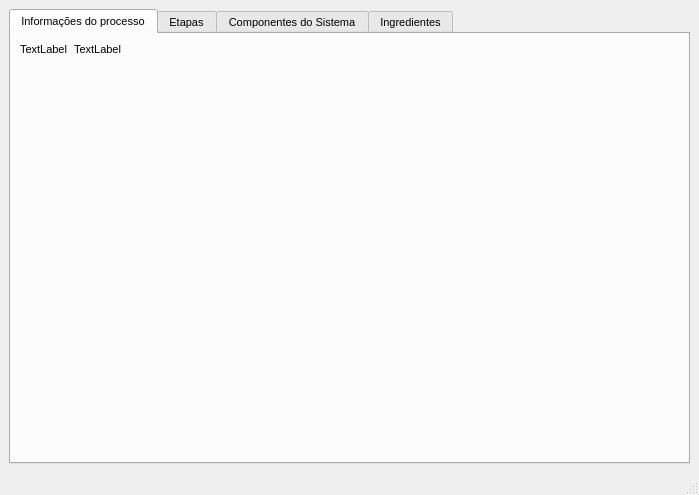
This is mainwindow.ui in cristhianwb/BebumBrew as Qt 5 draws it before an edit. The edited form follows.
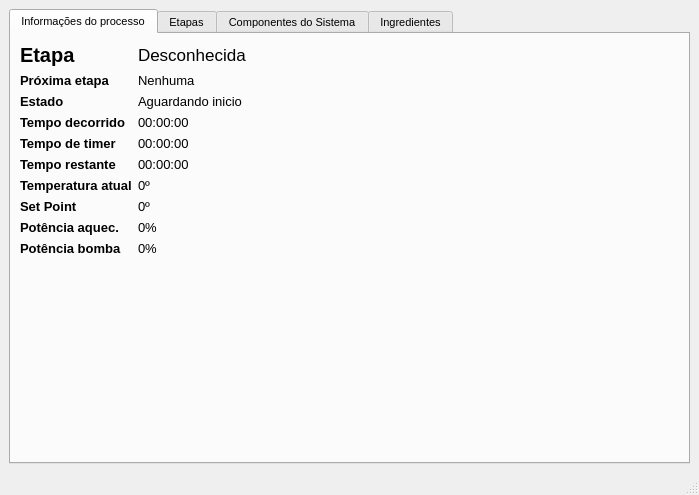
This is the edited form. The open tabs and pages were chosen to show the change. Icons and pictures are not drawn.

Commit message: Criada tela de status do processo

Diff of the .ui file:
```diff
--- a/mainwindow.ui
+++ b/mainwindow.ui
@@ -23,13 +23,31 @@
    <layout class="QVBoxLayout" name="verticalLayout_2">
     <item>
      <widget class="QTabWidget" name="tabWidget">
+      <property name="enabled">
+       <bool>true</bool>
+      </property>
       <property name="font">
        <font>
         <pointsize>8</pointsize>
        </font>
       </property>
+      <property name="tabShape">
+       <enum>QTabWidget::Rounded</enum>
+      </property>
       <property name="currentIndex">
-       <number>0</number>
+       <number>1</number>
+      </property>
+      <property name="elideMode">
+       <enum>Qt::ElideNone</enum>
+      </property>
+      <property name="documentMode">
+       <bool>false</bool>
+      </property>
+      <property name="tabsClosable">
+       <bool>false</bool>
+      </property>
+      <property name="movable">
+       <bool>false</bool>
       </property>
       <widget class="QWidget" name="tabProcInfo">
        <attribute name="title">
@@ -38,17 +56,287 @@
        <layout class="QHBoxLayout" name="horizontalLayout_4">
         <item>
          <layout class="QFormLayout" name="formLayout_3">
+          <property name="fieldGrowthPolicy">
+           <enum>QFormLayout::AllNonFixedFieldsGrow</enum>
+          </property>
           <item row="0" column="0">
            <widget class="QLabel" name="label">
+            <property name="baseSize">
+             <size>
+              <width>0</width>
+              <height>0</height>
+             </size>
+            </property>
+            <property name="font">
+             <font>
+              <pointsize>15</pointsize>
+              <weight>75</weight>
+              <bold>true</bold>
+             </font>
+            </property>
+            <property name="frameShape">
+             <enum>QFrame::NoFrame</enum>
+            </property>
+            <property name="frameShadow">
+             <enum>QFrame::Raised</enum>
+            </property>
+            <property name="lineWidth">
+             <number>0</number>
+            </property>
+            <property name="midLineWidth">
+             <number>0</number>
+            </property>
             <property name="text">
-             <string>TextLabel</string>
+             <string>Etapa</string>
+            </property>
+            <property name="margin">
+             <number>20</number>
             </property>
            </widget>
           </item>
           <item row="0" column="1">
-           <widget class="QLabel" name="label_2">
+           <widget class="QLabel" name="lbStage">
+            <property name="font">
+             <font>
+              <pointsize>13</pointsize>
+             </font>
+            </property>
             <property name="text">
-             <string>TextLabel</string>
+             <string>Desconhecida</string>
+            </property>
+           </widget>
+          </item>
+          <item row="1" column="0">
+           <widget class="QLabel" name="label_9">
+            <property name="font">
+             <font>
+              <pointsize>10</pointsize>
+              <weight>75</weight>
+              <bold>true</bold>
+             </font>
+            </property>
+            <property name="text">
+             <string>Próxima etapa</string>
+            </property>
+           </widget>
+          </item>
+          <item row="2" column="0">
+           <widget class="QLabel" name="label_3">
+            <property name="font">
+             <font>
+              <pointsize>10</pointsize>
+              <weight>75</weight>
+              <bold>true</bold>
+             </font>
+            </property>
+            <property name="text">
+             <string>Estado</string>
+            </property>
+           </widget>
+          </item>
+          <item row="3" column="0">
+           <widget class="QLabel" name="label_4">
+            <property name="font">
+             <font>
+              <pointsize>10</pointsize>
+              <weight>75</weight>
+              <bold>true</bold>
+             </font>
+            </property>
+            <property name="text">
+             <string>Tempo decorrido</string>
+            </property>
+           </widget>
+          </item>
+          <item row="4" column="0">
+           <widget class="QLabel" name="label_5">
+            <property name="font">
+             <font>
+              <pointsize>10</pointsize>
+              <weight>75</weight>
+              <bold>true</bold>
+             </font>
+            </property>
+            <property name="text">
+             <string>Tempo de timer</string>
+            </property>
+           </widget>
+          </item>
+          <item row="5" column="0">
+           <widget class="QLabel" name="label_6">
+            <property name="font">
+             <font>
+              <pointsize>10</pointsize>
+              <weight>75</weight>
+              <bold>true</bold>
+             </font>
+            </property>
+            <property name="text">
+             <string>Tempo restante</string>
+            </property>
+           </widget>
+          </item>
+          <item row="6" column="0">
+           <widget class="QLabel" name="label_7">
+            <property name="font">
+             <font>
+              <pointsize>10</pointsize>
+              <weight>75</weight>
+              <bold>true</bold>
+             </font>
+            </property>
+            <property name="text">
+             <string>Temperatura atual</string>
+            </property>
+           </widget>
+          </item>
+          <item row="7" column="0">
+           <widget class="QLabel" name="label_13">
+            <property name="font">
+             <font>
+              <pointsize>10</pointsize>
+              <weight>75</weight>
+              <bold>true</bold>
+             </font>
+            </property>
+            <property name="text">
+             <string>Set Point</string>
+            </property>
+           </widget>
+          </item>
+          <item row="8" column="0">
+           <widget class="QLabel" name="label_12">
+            <property name="font">
+             <font>
+              <pointsize>10</pointsize>
+              <weight>75</weight>
+              <bold>true</bold>
+             </font>
+            </property>
+            <property name="text">
+             <string>Potência aquec.</string>
+            </property>
+           </widget>
+          </item>
+          <item row="8" column="1">
+           <widget class="QLabel" name="lbHeaterPower">
+            <property name="font">
+             <font>
+              <pointsize>10</pointsize>
+             </font>
+            </property>
+            <property name="text">
+             <string>0%</string>
+            </property>
+           </widget>
+          </item>
+          <item row="9" column="0">
+           <widget class="QLabel" name="label_8">
+            <property name="font">
+             <font>
+              <pointsize>10</pointsize>
+              <weight>75</weight>
+              <bold>true</bold>
+             </font>
+            </property>
+            <property name="text">
+             <string>Potência bomba</string>
+            </property>
+           </widget>
+          </item>
+          <item row="1" column="1">
+           <widget class="QLabel" name="lbNextStage">
+            <property name="font">
+             <font>
+              <pointsize>10</pointsize>
+             </font>
+            </property>
+            <property name="text">
+             <string>Nenhuma</string>
+            </property>
+           </widget>
+          </item>
+          <item row="2" column="1">
+           <widget class="QLabel" name="lbStatus">
+            <property name="font">
+             <font>
+              <pointsize>10</pointsize>
+             </font>
+            </property>
+            <property name="text">
+             <string>Aguardando inicio</string>
+            </property>
+           </widget>
+          </item>
+          <item row="3" column="1">
+           <widget class="QLabel" name="lbStageTimeElapsed">
+            <property name="font">
+             <font>
+              <pointsize>10</pointsize>
+             </font>
+            </property>
+            <property name="text">
+             <string>00:00:00</string>
+            </property>
+           </widget>
+          </item>
+          <item row="4" column="1">
+           <widget class="QLabel" name="lbTimerTimeElapsed">
+            <property name="font">
+             <font>
+              <pointsize>10</pointsize>
+             </font>
+            </property>
+            <property name="text">
+             <string>00:00:00</string>
+            </property>
+           </widget>
+          </item>
+          <item row="5" column="1">
+           <widget class="QLabel" name="lbTimerTimeRemaining">
+            <property name="font">
+             <font>
+              <pointsize>10</pointsize>
+             </font>
+            </property>
+            <property name="text">
+             <string>00:00:00</string>
+            </property>
+           </widget>
+          </item>
+          <item row="6" column="1">
+           <widget class="QLabel" name="lbTemp">
+            <property name="font">
+             <font>
+              <pointsize>10</pointsize>
+             </font>
+            </property>
+            <property name="text">
+             <string>0º</string>
+            </property>
+           </widget>
+          </item>
+          <item row="7" column="1">
+           <widget class="QLabel" name="lbSetPoint">
+            <property name="font">
+             <font>
+              <pointsize>10</pointsize>
+             </font>
+            </property>
+            <property name="text">
+             <string>0º</string>
+            </property>
+           </widget>
+          </item>
+          <item row="9" column="1">
+           <widget class="QLabel" name="lbPumpPower">
+            <property name="font">
+             <font>
+              <pointsize>10</pointsize>
+             </font>
+            </property>
+            <property name="text">
+             <string>0%</string>
             </property>
            </widget>
           </item>
```
Left out of the diff: 3 changed lines with no effect on the pictures. The commit also changes 3 other files.
